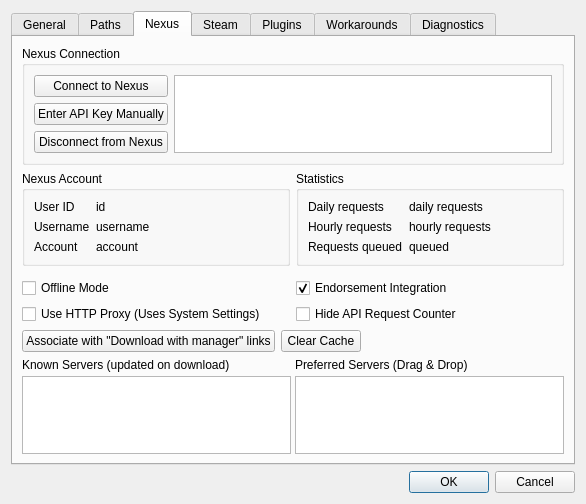
Old version of the form modorganizer/src/settingsdialog.ui in the repository Holt59/mo2-merge.
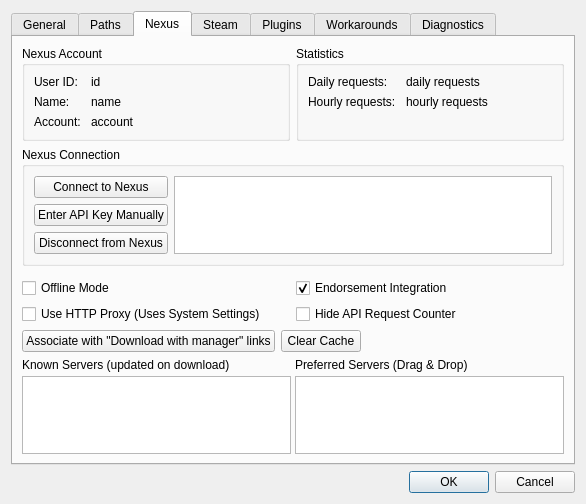
New version of the form. The open tabs and pages were chosen to show the change. Icons and pictures are not drawn.

Commit message: [modorganizer] nexus info and stats in settings cleaned up double logging for github reset validation progress dialog parent just before the main window dies removed unused APIStats from APIUserAccount, added isValid()

What changed in the file:
```diff
--- a/modorganizer/src/settingsdialog.ui
+++ b/modorganizer/src/settingsdialog.ui
@@ -451,7 +451,122 @@
       <attribute name="title">
        <string>Nexus</string>
       </attribute>
-      <layout class="QVBoxLayout" name="verticalLayout_4" stretch="1,0,0,0,0,1">
+      <layout class="QVBoxLayout" name="verticalLayout_4" stretch="0,1,0,0,0,1">
+       <item>
+        <widget class="QWidget" name="widget" native="true">
+         <layout class="QHBoxLayout" name="horizontalLayout_5">
+          <property name="leftMargin">
+           <number>0</number>
+          </property>
+          <property name="topMargin">
+           <number>0</number>
+          </property>
+          <property name="rightMargin">
+           <number>0</number>
+          </property>
+          <property name="bottomMargin">
+           <number>0</number>
+          </property>
+          <item>
+           <widget class="QGroupBox" name="groupBox_2">
+            <property name="title">
+             <string>Nexus Account</string>
+            </property>
+            <layout class="QFormLayout" name="formLayout">
+             <property name="horizontalSpacing">
+              <number>10</number>
+             </property>
+             <item row="0" column="0">
+              <widget class="QLabel" name="label_2">
+               <property name="text">
+                <string>User ID:</string>
+               </property>
+               <property name="textInteractionFlags">
+                <set>Qt::LinksAccessibleByMouse|Qt::TextSelectableByKeyboard|Qt::TextSelectableByMouse</set>
+               </property>
+              </widget>
+             </item>
+             <item row="0" column="1">
+              <widget class="QLabel" name="nexusUserID">
+               <property name="text">
+                <string>id</string>
+               </property>
+              </widget>
+             </item>
+             <item row="1" column="0">
+              <widget class="QLabel" name="label_3">
+               <property name="text">
+                <string>Name:</string>
+               </property>
+              </widget>
+             </item>
+             <item row="1" column="1">
+              <widget class="QLabel" name="nexusName">
+               <property name="text">
+                <string>name</string>
+               </property>
+              </widget>
+             </item>
+             <item row="2" column="0">
+              <widget class="QLabel" name="label_11">
+               <property name="text">
+                <string>Account:</string>
+               </property>
+              </widget>
+             </item>
+             <item row="2" column="1">
+              <widget class="QLabel" name="nexusAccount">
+               <property name="text">
+                <string>account</string>
+               </property>
+              </widget>
+             </item>
+            </layout>
+           </widget>
+          </item>
+          <item>
+           <widget class="QGroupBox" name="groupBox_3">
+            <property name="title">
+             <string>Statistics</string>
+            </property>
+            <layout class="QFormLayout" name="formLayout_3">
+             <property name="horizontalSpacing">
+              <number>10</number>
+             </property>
+             <item row="0" column="0">
+              <widget class="QLabel" name="label_30">
+               <property name="text">
+                <string>Daily requests:</string>
+               </property>
+              </widget>
+             </item>
+             <item row="0" column="1">
+              <widget class="QLabel" name="nexusDailyRequests">
+               <property name="text">
+                <string>daily requests</string>
+               </property>
+              </widget>
+             </item>
+             <item row="1" column="0">
+              <widget class="QLabel" name="label_31">
+               <property name="text">
+                <string>Hourly requests:</string>
+               </property>
+              </widget>
+             </item>
+             <item row="1" column="1">
+              <widget class="QLabel" name="nexusHourlyRequests">
+               <property name="text">
+                <string>hourly requests</string>
+               </property>
+              </widget>
+             </item>
+            </layout>
+           </widget>
+          </item>
+         </layout>
+        </widget>
+       </item>
        <item>
         <widget class="QGroupBox" name="groupBox_4">
          <property name="title">
@@ -548,129 +663,6 @@
          </layout>
         </widget>
        </item>
-       <item>
-        <widget class="QWidget" name="widget" native="true">
-         <layout class="QHBoxLayout" name="horizontalLayout_5">
-          <property name="leftMargin">
-           <number>0</number>
-          </property>
-          <property name="topMargin">
-           <number>0</number>
-          </property>
-          <property name="rightMargin">
-           <number>0</number>
-          </property>
-          <property name="bottomMargin">
-           <number>0</number>
-          </property>
-          <item>
-           <widget class="QGroupBox" name="groupBox_2">
-            <property name="title">
-             <string>Nexus Account</string>
-            </property>
-            <layout class="QFormLayout" name="formLayout">
-             <item row="0" column="0">
-              <widget class="QLabel" name="label_2">
-               <property name="text">
-                <string>User ID</string>
-               </property>
-               <property name="textInteractionFlags">
-                <set>Qt::LinksAccessibleByMouse|Qt::TextSelectableByKeyboard|Qt::TextSelectableByMouse</set>
-               </property>
-              </widget>
-             </item>
-             <item row="0" column="1">
-              <widget class="QLabel" name="nexusUserID">
-               <property name="text">
-                <string>id</string>
-               </property>
-              </widget>
-             </item>
-             <item row="1" column="0">
-              <widget class="QLabel" name="label_3">
-               <property name="text">
-                <string>Username</string>
-               </property>
-              </widget>
-             </item>
-             <item row="1" column="1">
-              <widget class="QLabel" name="nexusUsername">
-               <property name="text">
-                <string>username</string>
-               </property>
-              </widget>
-             </item>
-             <item row="2" column="0">
-              <widget class="QLabel" name="label_11">
-               <property name="text">
-                <string>Account</string>
-               </property>
-              </widget>
-             </item>
-             <item row="2" column="1">
-              <widget class="QLabel" name="nexusAccount">
-               <property name="text">
-                <string>account</string>
-               </property>
-              </widget>
-             </item>
-            </layout>
-           </widget>
-          </item>
-          <item>
-           <widget class="QGroupBox" name="groupBox_3">
-            <property name="title">
-             <string>Statistics</string>
-            </property>
-            <layout class="QFormLayout" name="formLayout_3">
-             <item row="0" column="0">
-              <widget class="QLabel" name="label_30">
-               <property name="text">
-                <string>Daily requests</string>
-               </property>
-              </widget>
-             </item>
-             <item row="1" column="0">
-              <widget class="QLabel" name="label_31">
-               <property name="text">
-                <string>Hourly requests</string>
-               </property>
-              </widget>
-             </item>
-             <item row="1" column="1">
-              <widget class="QLabel" name="nexusHourlyRequests">
-               <property name="text">
-                <string>hourly requests</string>
-               </property>
-              </widget>
-             </item>
-             <item row="2" column="0">
-              <widget class="QLabel" name="label_32">
-               <property name="text">
-                <string>Requests queued</string>
-               </property>
-              </widget>
-             </item>
-             <item row="2" column="1">
-              <widget class="QLabel" name="nexusRequestsQueued">
-               <property name="text">
-                <string>queued</string>
-               </property>
-              </widget>
-             </item>
-             <item row="0" column="1">
-              <widget class="QLabel" name="nexusDailyRequests">
-               <property name="text">
-                <string>daily requests</string>
-               </property>
-              </widget>
-             </item>
-            </layout>
-           </widget>
-          </item>
-         </layout>
-        </widget>
-       </item>
        <item>
         <widget class="QWidget" name="widget_4" native="true">
          <layout class="QHBoxLayout" name="horizontalLayout_10">
```
The commit also changes 8 other files.
